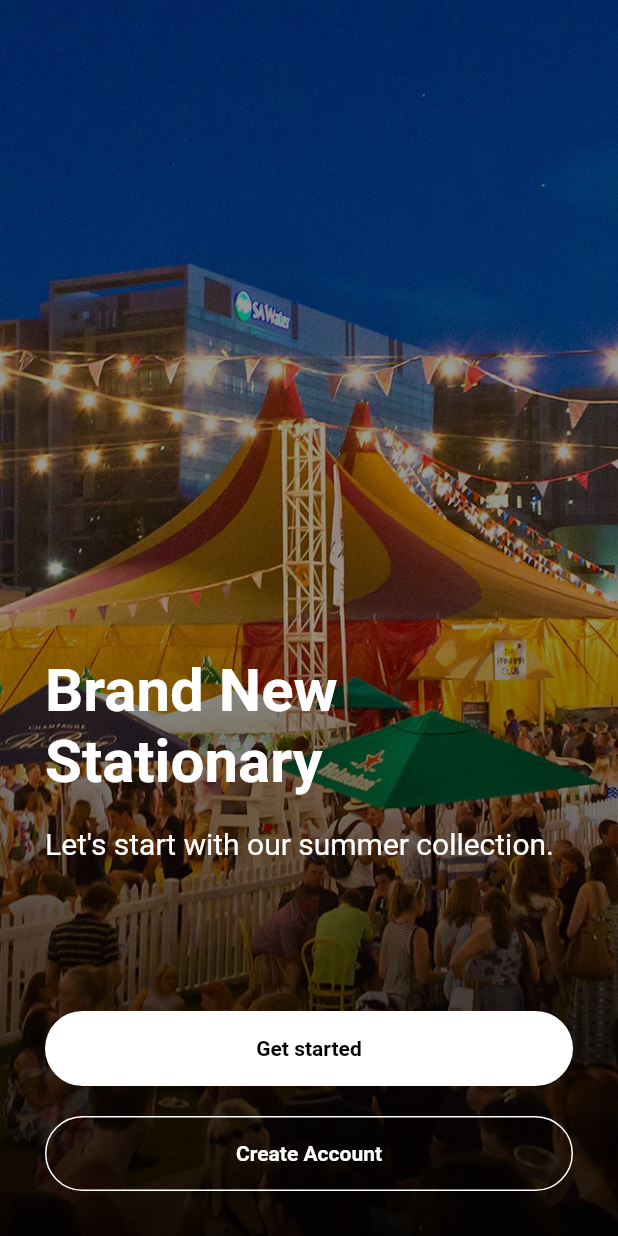
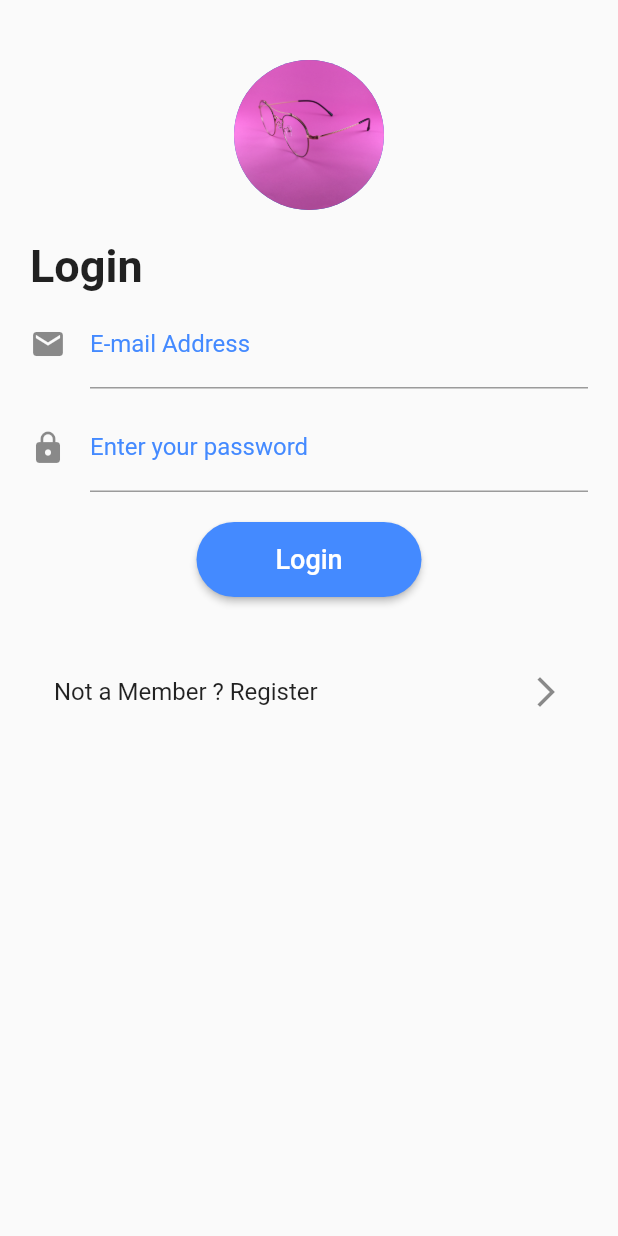
Before and after one commit to Vaibhav1508/Owomark2.0, a Flutter app: the screen it shows after launch, on a phone screen of 412 x 824 dp. Run offline on Flutter 3.47's test engine with Material 2 defaults, Android fonts, the phone set to English and light mode, and no system bars; our stand-ins replace simple_animations.

Commit message:
2.0.3 login and register screen added

```diff
--- /dev/null
+++ b/lib/login_screen.dart
@@ -0,0 +1,98 @@
+import 'package:flutter/material.dart';
+import 'package:owomark/registrationscreen.dart';
+
+class LoginScreen extends StatefulWidget {
+  @override
+  _LoginScreenState createState() => _LoginScreenState();
+}
+
+class _LoginScreenState extends State<LoginScreen> {
+  @override
+  Widget build(BuildContext context) {
+    MediaQueryData media = MediaQuery.of(context);
+
+    final Size screenSize = media.size;
+    return new Scaffold(
+      body: new Container(
+          padding: new EdgeInsets.all(20.0),
+          child: new Form(
+            child: new ListView(
+              children: <Widget>[
+                Container(
+                    padding: new EdgeInsets.all(20.0),
+                    child: new Row(
+                      mainAxisAlignment: MainAxisAlignment.center,
+                      children: <Widget>[
+                        CircleAvatar(
+                          backgroundImage:
+                              AssetImage('assets/images/glass.jpg'),
+                          radius: 50,
+                        ),
+                      ],
+                    )),
+                new Padding(
+                  padding: EdgeInsets.only(left: 0.0),
+                  child: Text(
+                    "Login",
+                    style: TextStyle(fontSize: 30, fontWeight: FontWeight.bold),
+                  ),
+                ),
+                new Container(
+                    padding: const EdgeInsets.only(top: 5.0),
+                    child: new TextFormField(
+                      keyboardType: TextInputType
+                          .emailAddress, // Use email input type for emails.
+                      decoration: new InputDecoration(
+                          hintText: 'you@example.com',
+                          labelText: 'E-mail Address',
+                          icon: new Icon(Icons.email)),
+                    )),
+                new Container(
+                  padding: const EdgeInsets.only(top: 10.0),
+                  child: new TextFormField(
+                    obscureText: true, // Use secure text for passwords.
+                    decoration: new InputDecoration(
+                        hintText: 'Password',
+                        labelText: 'Enter your password',
+                        icon: new Icon(Icons.lock)),
+                  ),
+                ),
+                new Row(
+                  mainAxisAlignment: MainAxisAlignment.center,
+                  children: <Widget>[
+                    new Container(
+                      height: 50.0,
+                      width: 150.0,
+                      margin: const EdgeInsets.symmetric(
+                          horizontal: 30.0, vertical: 20.0),
+                      child: new RaisedButton(
+                        child: new Text(
+                          'Login',
+                          style:
+                              new TextStyle(color: Colors.white, fontSize: 18),
+                        ),
+                        onPressed: () {},
+                        color: Colors.blueAccent,
+                        shape: RoundedRectangleBorder(
+                            borderRadius: BorderRadius.circular(30)),
+                      ),
+                    ),
+                  ],
+                ),
+                SizedBox(
+                  height: 15,
+                ),
+                ListTile(
+                  title: Text(
+                    'Not a Member ? Register',
+                  ),
+                  trailing: Icon(Icons.arrow_forward_ios),
+                  onTap: () => Navigator.push(context,
+                      MaterialPageRoute(builder: (_) => RegistrationScreen())),
+                ),
+              ],
+            ),
+          )),
+    );
+  }
+}
--- a/lib/main.dart
+++ b/lib/main.dart
@@ -1,7 +1,5 @@
 import 'package:flutter/material.dart';
-import 'package:owomark/dashboard_screen.dart';
-import 'package:owomark/welcome.dart';
-import 'home_screen.dart';
+import 'package:owomark/login_screen.dart';
 
 void main() => runApp(MyApp());
 
@@ -10,23 +8,13 @@ class MyApp extends StatelessWidget {
   @override
   Widget build(BuildContext context) {
     return MaterialApp(
-      title: 'Flutter Chat UI',
+      title: 'Owomark',
       debugShowCheckedModeBanner: false,
       theme: ThemeData(
-        // This is the theme of your application.
-        //
-        // Try running your application with "flutter run". You'll see the
-        // application has a blue toolbar. Then, without quitting the app, try
-        // changing the primarySwatch below to Colors.green and then invoke
-        // "hot reload" (press "r" in the console where you ran "flutter run",
-        // or simply save your changes to "hot reload" in a Flutter IDE).
-        // Notice that the counter didn't reset back to zero; the application
-        // is not restarted.
           primaryColor: Colors.blueAccent,
-        accentColor: Color(0xFFFE9EB),
-          hintColor: Colors.blueAccent
-      ),
-      home: WelcomePage(),
+          accentColor: Color(0xFFFE9EB),
+          hintColor: Colors.blueAccent),
+      home: LoginScreen(),
     );
   }
 }
```
Also changed, not shown: lib/registrationscreen.dart (added, +137 -0 lines).
